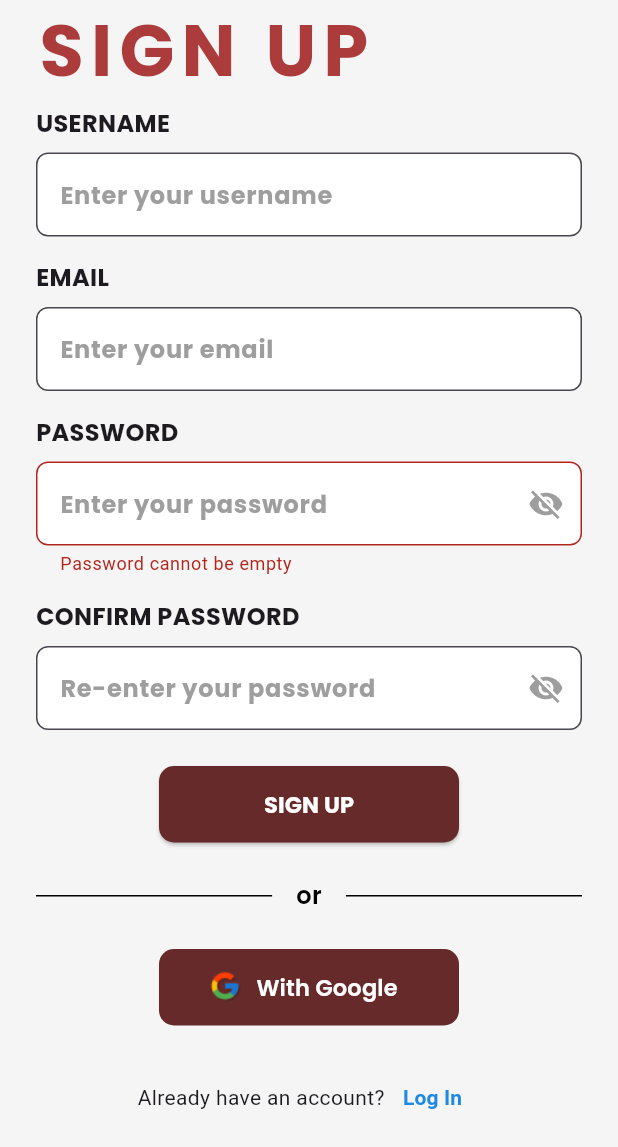
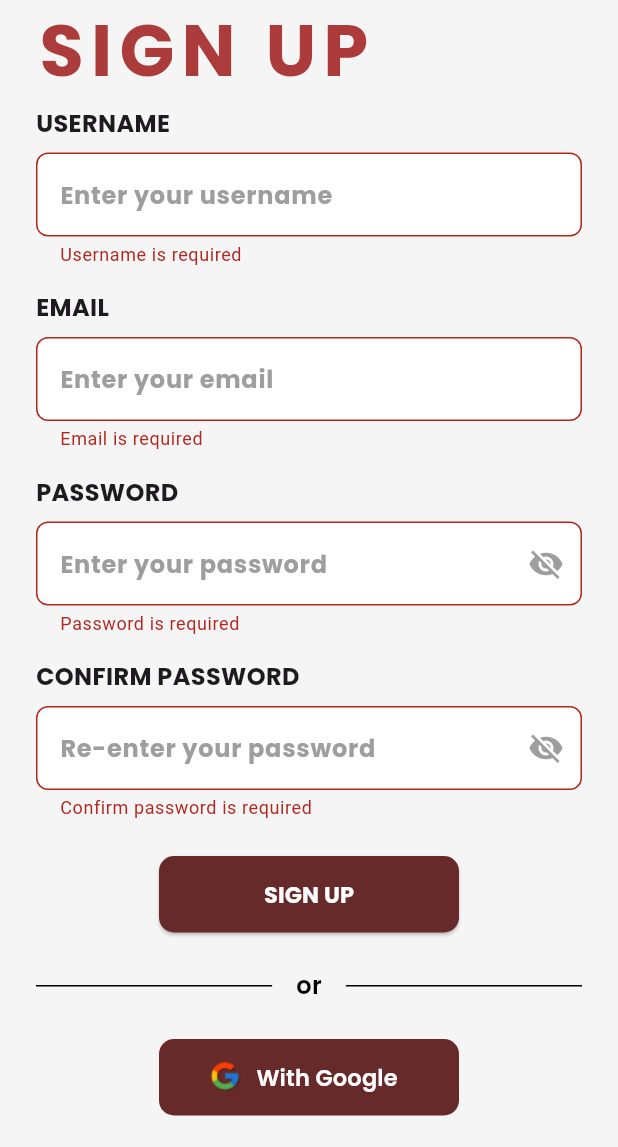
Before and after one commit to Mandssssss/velo, a Flutter app: the Signup screen opened by its route, after a tap on "Log In", after a tap on "Sign Up", after a tap on "SIGN UP", on a phone screen of 412 x 824 dp, the part 89-1236 px from its top. Run offline on Flutter 3.47's test engine with Material 3 defaults, Android fonts, the phone set to English and light mode, and no system bars; our stand-ins replace cloud_firestore, firebase_auth, firebase_core, google_sign_in; accounts and stored records are empty.

Commit message:
Validatios

```diff
--- a/lib/presentation/screens/login.dart
+++ b/lib/presentation/screens/login.dart
@@ -61,7 +61,6 @@ class _LoginPageState extends State<LoginPage> {
       final GoogleSignIn googleSignIn = GoogleSignIn();
       await googleSignIn.signOut(); // Ensure the user is signed out first
 
-      // Force the user to select an account
       GoogleSignInAccount? googleUser = await googleSignIn.signIn();
 
       if (googleUser != null) {
@@ -106,21 +105,39 @@ class _LoginPageState extends State<LoginPage> {
                 CustomTitleText(text: 'LOGIN'),
                 const SizedBox(height: 32),
 
-                // Email Input
+                // Email Input with Validation
                 CustomInputField(
                   label: 'EMAIL',
                   controller: emailController,
                   hintText: 'ENTER EMAIL',
+                  validator: (value) {
+                    if (value == null || value.isEmpty) {
+                      return 'Email is required';
+                    }
+                    if (!RegExp(r'^[\w-\.]+@([\w-]+\.)+[\w-]{2,4}$').hasMatch(value)) {
+                      return 'Enter a valid email';
+                    }
+                    return null;
+                  },
                 ),
 
                 const SizedBox(height: 16),
 
-                // Password Input
+                // Password Input with Validation
                 CustomInputField(
                   label: 'PASSWORD',
                   controller: passwordController,
                   hintText: 'ENTER PASSWORD',
                   obscureText: true,
+                  validator: (value) {
+                    if (value == null || value.isEmpty) {
+                      return 'Password is required';
+                    }
+                    if (value.length < 8) {
+                      return 'Password must be at least 8 characters';
+                    }
+                    return null;
+                  },
                 ),
 
                 const SizedBox(height: 2),
--- a/lib/presentation/screens/signup.dart
+++ b/lib/presentation/screens/signup.dart
@@ -1,9 +1,10 @@
 import 'package:flutter/material.dart';
 import 'package:velo/core/configs/theme/app_colors.dart';
-import 'package:velo/core/utils/validators.dart';
 import 'package:velo/presentation/widgets/reusable_wdgts.dart';
 import 'package:velo/data/sources/auth_service.dart';
 import 'package:firebase_auth/firebase_auth.dart';
+import 'package:google_sign_in/google_sign_in.dart';
+import 'home.dart';
 import 'login.dart';
 
 class Signup extends StatefulWidget {
@@ -29,7 +30,7 @@ class _SignupState extends State<Signup> {
     super.dispose();
   }
 
-  /// 🔹 Email & Password Signup
+  /// 🔹 Email & Password Signup with Validation
   void _signup() async {
     if (_formKey.currentState!.validate()) {
       try {
@@ -41,7 +42,6 @@ class _SignupState extends State<Signup> {
           confirmPasswordController: confirmPasswordController,
         );
 
-        // Navigate to Login Page after successful sign-up
         if (mounted) {
           ScaffoldMessenger.of(context).showSnackBar(
             const SnackBar(content: Text("Signup successful! Please log in.")),
@@ -62,19 +62,28 @@ class _SignupState extends State<Signup> {
     }
   }
 
-  /// 🔹 Google Sign-Up
+  /// 🔹 Google Sign-Up (Force Account Selection)
   void _signInWithGoogle() async {
     try {
-      UserCredential? user = await FirebaseServices().signInWithGoogle(context);
-      if (user != null && mounted) {
-        ScaffoldMessenger.of(context).showSnackBar(
-          SnackBar(content: Text("Signed in as ${user.user?.displayName}")),
+      final GoogleSignIn googleSignIn = GoogleSignIn();
+      await googleSignIn.signOut(); // Ensure user selects an account
+
+      GoogleSignInAccount? googleUser = await googleSignIn.signIn();
+      if (googleUser != null) {
+        final GoogleSignInAuthentication googleAuth = await googleUser.authentication;
+        final OAuthCredential credential = GoogleAuthProvider.credential(
+          accessToken: googleAuth.accessToken,
+          idToken: googleAuth.idToken,
         );
 
-        Navigator.pushReplacement(
-          context,
-          MaterialPageRoute(builder: (context) => const LoginPage()),
-        );
+        UserCredential userCredential = await FirebaseAuth.instance.signInWithCredential(credential);
+
+        if (userCredential.user != null && mounted) {
+          Navigator.pushReplacement(
+            context,
+            MaterialPageRoute(builder: (context) => const HomePage()),
+          );
+        }
       }
     } catch (e) {
       if (mounted) {
@@ -101,41 +110,73 @@ class _SignupState extends State<Signup> {
                 CustomTitleText(text: 'SIGN UP'),
                 const SizedBox(height: 2),
 
-                // Username Input
+                // Username Input with Validation
                 CustomInputField(
                   label: 'USERNAME',
                   controller: usernameController,
                   hintText: 'Enter your username',
+                  validator: (value) {
+                    if (value == null || value.isEmpty) {
+                      return 'Username is required';
+                    }
+                    return null;
+                  },
                 ),
 
                 const SizedBox(height: 16),
 
-                // Email Input
+                // Email Input with Validation
                 CustomInputField(
                   label: 'EMAIL',
                   controller: emailController,
                   hintText: 'Enter your email',
+                  validator: (value) {
+                    if (value == null || value.isEmpty) {
+                      return 'Email is required';
+                    }
+                    if (!RegExp(r'^[\w-\.]+@([\w-]+\.)+[\w-]{2,4}$').hasMatch(value)) {
+                      return 'Enter a valid email';
+                    }
+                    return null;
+                  },
                 ),
 
                 const SizedBox(height: 16),
 
-                // Password Input
+                // Password Input with Validation
                 CustomInputField(
                   label: 'PASSWORD',
                   controller: passwordController,
                   hintText: 'Enter your password',
                   obscureText: true,
-                  validator: FormValidators.validatePassword,
+                  validator: (value) {
+                    if (value == null || value.isEmpty) {
+                      return 'Password is required';
+                    }
+                    if (value.length < 8) {
+                      return 'Password must be at least 8 characters';
+                    }
+                    return null;
+                  },
                 ),
 
                 const SizedBox(height: 16),
 
-                // Confirm Password Input
+                // Confirm Password Input with Validation
                 CustomInputField(
                   label: 'CONFIRM PASSWORD',
                   controller: confirmPasswordController,
                   hintText: 'Re-enter your password',
                   obscureText: true,
+                  validator: (value) {
+                    if (value == null || value.isEmpty) {
+                      return 'Confirm password is required';
+                    }
+                    if (value != passwordController.text) {
+                      return 'Passwords do not match';
+                    }
+                    return null;
+                  },
                 ),
 
                 const SizedBox(height: 24),
```
